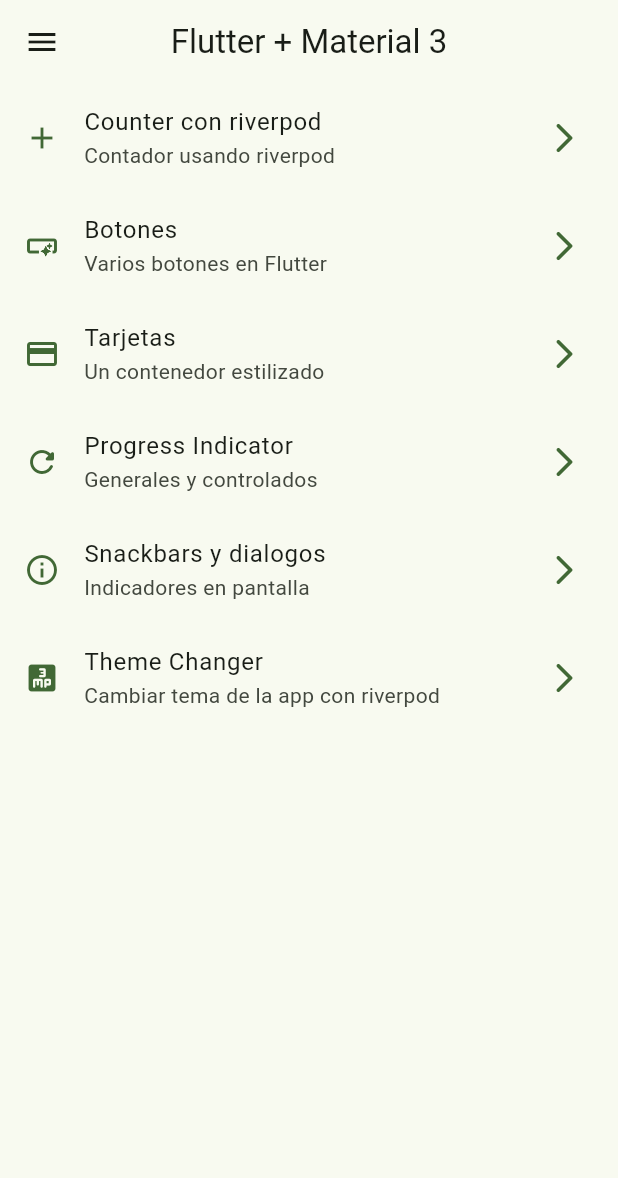
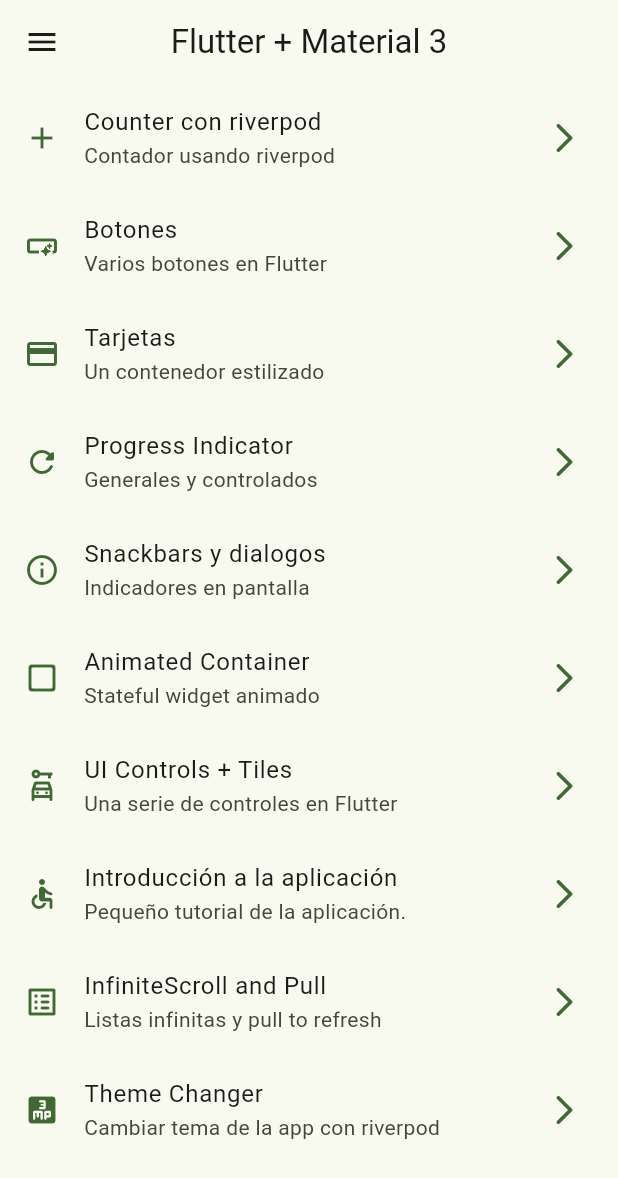
Before and after one commit to JahelCuadrado/widgets-app, a Flutter app: the screen it shows after launch, on a phone screen of 412 x 824 dp. Shown: the top 1178 px of the screen. Run offline on Flutter 3.47's test engine with Material 2 defaults, Android fonts, the phone set to English and light mode, and no system bars; our stand-ins replace animate_do, flutter_riverpod, go_router; missing offline and left inert: dart:ffi.

Commit message:
App completada

```diff
--- a/lib/config/menu/menu_items.dart
+++ b/lib/config/menu/menu_items.dart
@@ -55,6 +55,34 @@ const List<MenuItem> appMenuItems = [
       icon: Icons.info_outline,
       ),
 
+        MenuItem(
+      title: 'Animated Container',
+      subTitle: 'Stateful widget animado',
+      link: '/animated',
+      icon: Icons.check_box_outline_blank_rounded,
+      ),
+
+    MenuItem(
+      title: 'UI Controls + Tiles',
+      subTitle: 'Una serie de controles en Flutter',
+      link: '/ui-controls',
+      icon: Icons.car_rental_outlined,
+      ),
+
+    MenuItem(
+      title: 'Introducción a la aplicación',
+      subTitle: 'Pequeño tutorial de la aplicación.',
+      link: '/tutorial',
+      icon: Icons.accessible_rounded,
+      ),
+
+    MenuItem(
+      title: 'InfiniteScroll and Pull',
+      subTitle: 'Listas infinitas y pull to refresh',
+      link: '/infinite',
+      icon: Icons.list_alt_rounded,
+      ),
+
     MenuItem(
       title: 'Theme Changer',
       subTitle: 'Cambiar tema de la app con riverpod',
--- a/lib/config/router/app_router.dart
+++ b/lib/config/router/app_router.dart
@@ -79,11 +79,6 @@ final appRouter = GoRouter(
       pageBuilder: (context, state) => const CupertinoPage(child: InfiniteScrollScreen()),
     ),
 
-    GoRoute(
-      path: '/counter',
-      name: CounterScreen.name,
-      pageBuilder: (context, state) => const CupertinoPage(child: CounterScreen()),
-    ),
 
   ],
 
```
